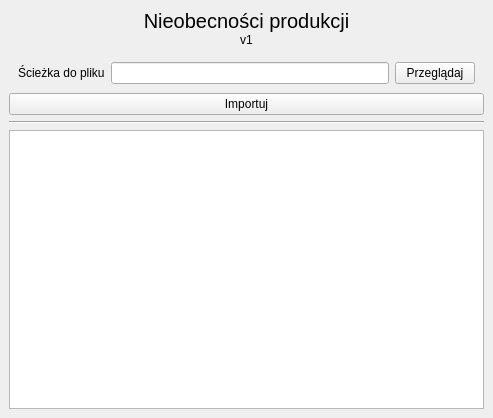
Old version of the form Forms/nieobecnosci_prod.ui in the repository kolomir/place_v2.
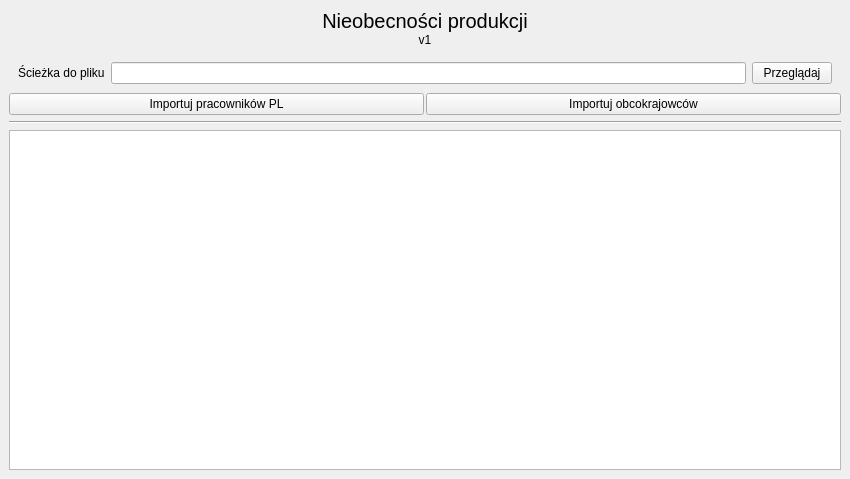
New version of the form.

Commit message: 07.10.2024 - Zmiana sposobu zliczania premii pracowników. Problem nie jest rozwiązany. Zapytanie błędnie liczy kwoty

Patch:
```diff
--- a/Forms/nieobecnosci_prod.ui
+++ b/Forms/nieobecnosci_prod.ui
@@ -6,8 +6,8 @@
    <rect>
     <x>0</x>
     <y>0</y>
-    <width>493</width>
-    <height>418</height>
+    <width>850</width>
+    <height>479</height>
    </rect>
   </property>
   <property name="windowTitle">
@@ -120,10 +120,38 @@
           </widget>
          </item>
          <item>
-          <widget class="QPushButton" name="btn_importuj">
-           <property name="text">
-            <string>Importuj</string>
-           </property>
+          <widget class="QWidget" name="widget_5" native="true">
+           <layout class="QHBoxLayout" name="horizontalLayout_2">
+            <property name="spacing">
+             <number>2</number>
+            </property>
+            <property name="leftMargin">
+             <number>0</number>
+            </property>
+            <property name="topMargin">
+             <number>0</number>
+            </property>
+            <property name="rightMargin">
+             <number>0</number>
+            </property>
+            <property name="bottomMargin">
+             <number>0</number>
+            </property>
+            <item>
+             <widget class="QPushButton" name="btn_importuj">
+              <property name="text">
+               <string>Importuj pracowników PL</string>
+              </property>
+             </widget>
+            </item>
+            <item>
+             <widget class="QPushButton" name="btn_importuj_obco">
+              <property name="text">
+               <string>Importuj obcokrajowców</string>
+              </property>
+             </widget>
+            </item>
+           </layout>
           </widget>
          </item>
         </layout>
```
The commit also changes 32 other files.
